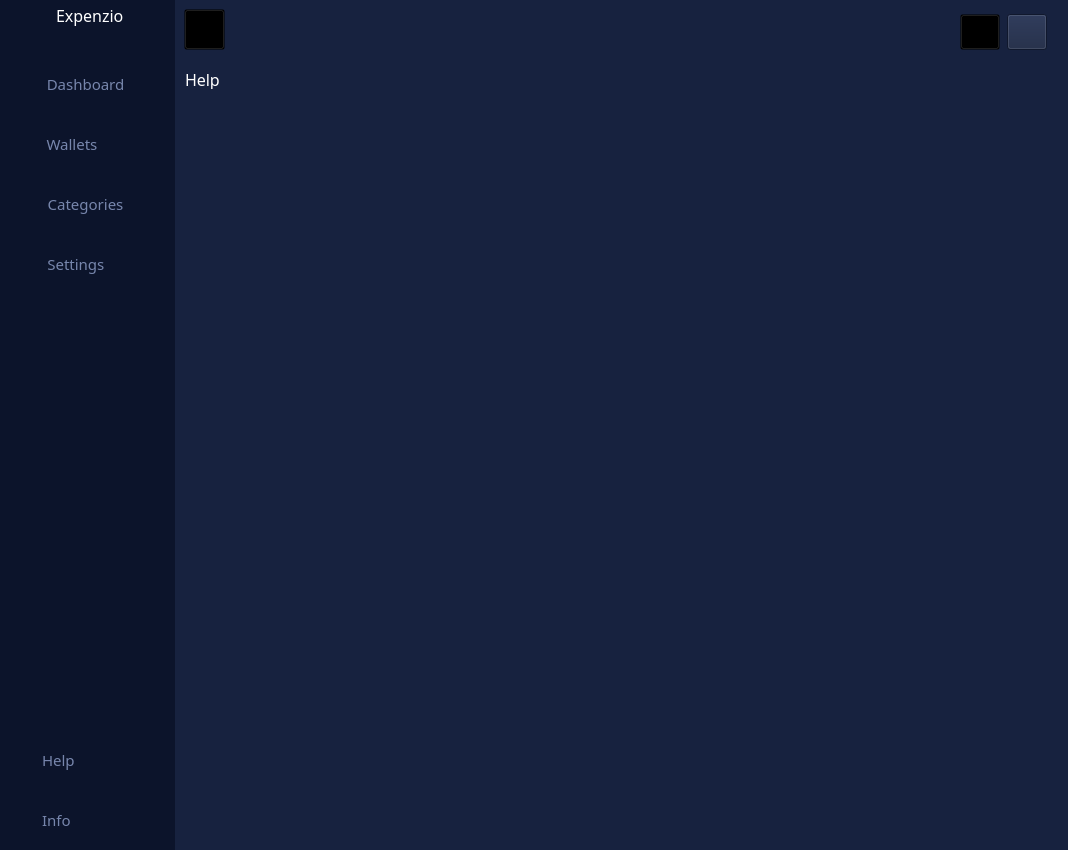
Above: HOMEWINDOW5.ui from v4sud3v/MINI-PROJECT before the change. Below: the same form after it.
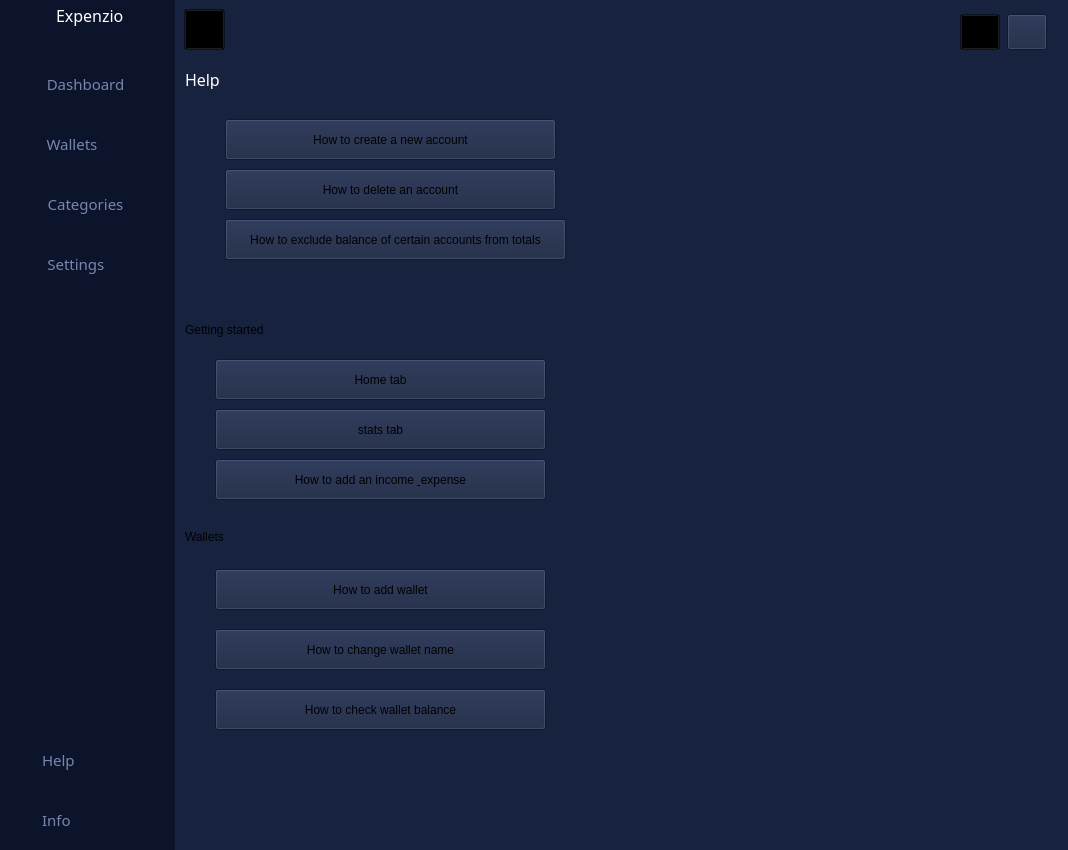
That is the form after the change. The open tabs and pages were chosen to show the change. Icons and pictures are not drawn.

Commit message: creation in help window

```diff
--- a/HOMEWINDOW5.ui
+++ b/HOMEWINDOW5.ui
@@ -10,6 +10,11 @@
     <height>850</height>
    </rect>
   </property>
+  <property name="font">
+   <font>
+    <family>.AppleSystemUIFont</family>
+   </font>
+  </property>
   <property name="windowTitle">
    <string>MainWindow</string>
   </property>
@@ -2547,6 +2552,149 @@
             <string>Help</string>
            </property>
           </widget>
+          <widget class="QPushButton" name="pushButton_2">
+           <property name="geometry">
+            <rect>
+             <x>50</x>
+             <y>60</y>
+             <width>331</width>
+             <height>41</height>
+            </rect>
+           </property>
+           <property name="text">
+            <string>How to create a new account</string>
+           </property>
+          </widget>
+          <widget class="QPushButton" name="pushButton_3">
+           <property name="geometry">
+            <rect>
+             <x>50</x>
+             <y>110</y>
+             <width>331</width>
+             <height>41</height>
+            </rect>
+           </property>
+           <property name="text">
+            <string>How to delete an account</string>
+           </property>
+          </widget>
+          <widget class="QLabel" name="label_14">
+           <property name="geometry">
+            <rect>
+             <x>10</x>
+             <y>260</y>
+             <width>91</width>
+             <height>21</height>
+            </rect>
+           </property>
+           <property name="text">
+            <string>Getting started</string>
+           </property>
+          </widget>
+          <widget class="QPushButton" name="pushButton_4">
+           <property name="geometry">
+            <rect>
+             <x>40</x>
+             <y>300</y>
+             <width>331</width>
+             <height>41</height>
+            </rect>
+           </property>
+           <property name="text">
+            <string>Home tab</string>
+           </property>
+          </widget>
+          <widget class="QPushButton" name="pushButton_6">
+           <property name="geometry">
+            <rect>
+             <x>40</x>
+             <y>350</y>
+             <width>331</width>
+             <height>41</height>
+            </rect>
+           </property>
+           <property name="text">
+            <string>stats tab</string>
+           </property>
+          </widget>
+          <widget class="QPushButton" name="pushButton_7">
+           <property name="geometry">
+            <rect>
+             <x>40</x>
+             <y>400</y>
+             <width>331</width>
+             <height>41</height>
+            </rect>
+           </property>
+           <property name="text">
+            <string>How to add an income &amp; expense</string>
+           </property>
+          </widget>
+          <widget class="QPushButton" name="pushButton_9">
+           <property name="geometry">
+            <rect>
+             <x>40</x>
+             <y>510</y>
+             <width>331</width>
+             <height>41</height>
+            </rect>
+           </property>
+           <property name="text">
+            <string>How to add wallet</string>
+           </property>
+          </widget>
+          <widget class="QPushButton" name="pushButton_10">
+           <property name="geometry">
+            <rect>
+             <x>40</x>
+             <y>570</y>
+             <width>331</width>
+             <height>41</height>
+            </rect>
+           </property>
+           <property name="text">
+            <string>How to change wallet name</string>
+           </property>
+          </widget>
+          <widget class="QLabel" name="label_15">
+           <property name="geometry">
+            <rect>
+             <x>10</x>
+             <y>470</y>
+             <width>58</width>
+             <height>16</height>
+            </rect>
+           </property>
+           <property name="text">
+            <string>Wallets</string>
+           </property>
+          </widget>
+          <widget class="QPushButton" name="pushButton_8">
+           <property name="geometry">
+            <rect>
+             <x>40</x>
+             <y>630</y>
+             <width>331</width>
+             <height>41</height>
+            </rect>
+           </property>
+           <property name="text">
+            <string>How to check wallet balance</string>
+           </property>
+          </widget>
+          <widget class="QPushButton" name="pushButton_11">
+           <property name="geometry">
+            <rect>
+             <x>50</x>
+             <y>160</y>
+             <width>341</width>
+             <height>41</height>
+            </rect>
+           </property>
+           <property name="text">
+            <string>How to exclude balance of certain accounts from totals</string>
+           </property>
+          </widget>
          </widget>
          <widget class="QWidget" name="page_6">
           <widget class="QLabel" name="label_12">
```
Left out of the diff: 47 changed lines with no effect on the pictures.
